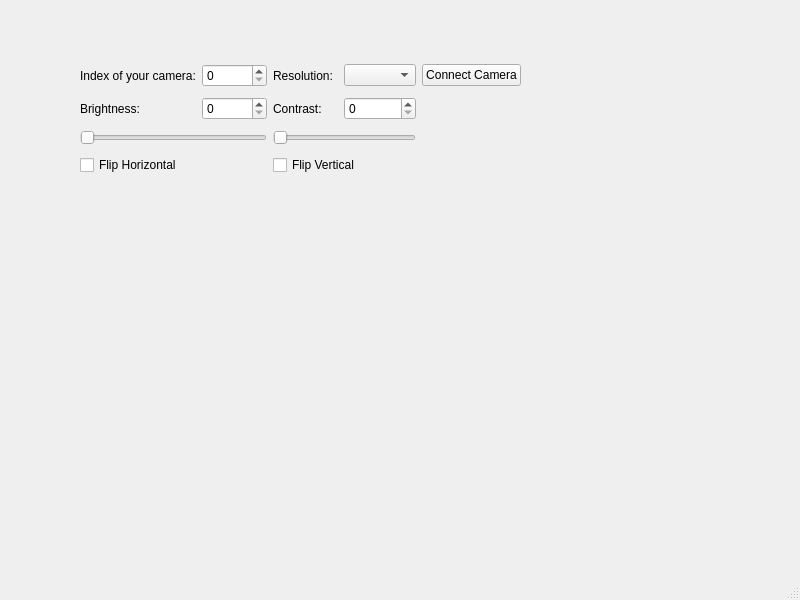
First picture: the form in mainwindow.ui, repository banujan59/VirtualWebcam, before the edit.
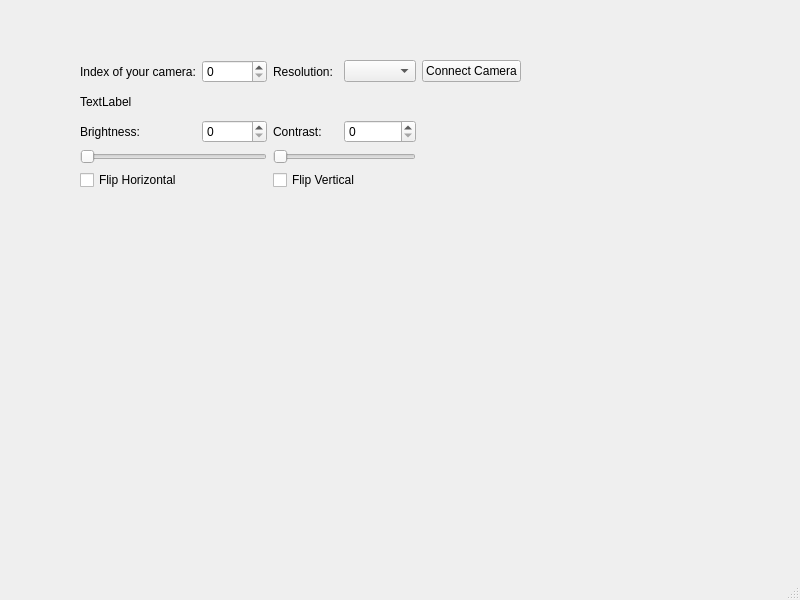
Second picture: the form after the edit.

Patch:
```diff
--- a/mainwindow.ui
+++ b/mainwindow.ui
@@ -20,7 +20,7 @@
       <x>80</x>
       <y>60</y>
       <width>441</width>
-      <height>121</height>
+      <height>130</height>
      </rect>
     </property>
     <layout class="QGridLayout" name="gridLayout">
@@ -31,36 +31,23 @@
        </property>
       </widget>
      </item>
-     <item row="1" column="3">
-      <widget class="QSpinBox" name="contrastValue"/>
-     </item>
-     <item row="0" column="3">
-      <widget class="QComboBox" name="resolutionSelector"/>
-     </item>
      <item row="3" column="2" colspan="2">
-      <widget class="QCheckBox" name="vFlipBox">
-       <property name="text">
-        <string>Flip Vertical</string>
-       </property>
-      </widget>
-     </item>
-     <item row="1" column="0">
-      <widget class="QLabel" name="label">
-       <property name="text">
-        <string>Brightness: </string>
-       </property>
-      </widget>
-     </item>
-     <item row="2" column="2" colspan="2">
       <widget class="QSlider" name="contrastSlider">
        <property name="orientation">
         <enum>Qt::Horizontal</enum>
        </property>
       </widget>
      </item>
-     <item row="1" column="1">
+     <item row="2" column="1">
       <widget class="QSpinBox" name="brightnessValue"/>
      </item>
+     <item row="3" column="0" colspan="2">
+      <widget class="QSlider" name="brightnessSlider">
+       <property name="orientation">
+        <enum>Qt::Horizontal</enum>
+       </property>
+      </widget>
+     </item>
      <item row="0" column="0">
       <widget class="QLabel" name="label_3">
        <property name="text">
@@ -68,30 +55,43 @@
        </property>
       </widget>
      </item>
-     <item row="2" column="0" colspan="2">
-      <widget class="QSlider" name="brightnessSlider">
-       <property name="orientation">
-        <enum>Qt::Horizontal</enum>
+     <item row="2" column="0">
+      <widget class="QLabel" name="label">
+       <property name="text">
+        <string>Brightness: </string>
        </property>
       </widget>
      </item>
-     <item row="3" column="0" colspan="2">
+     <item row="2" column="3">
+      <widget class="QSpinBox" name="contrastValue"/>
+     </item>
+     <item row="4" column="0" colspan="2">
       <widget class="QCheckBox" name="hFlipBox">
        <property name="text">
         <string>Flip Horizontal</string>
        </property>
       </widget>
      </item>
-     <item row="0" column="1">
-      <widget class="QSpinBox" name="cameraIndexBox"/>
-     </item>
-     <item row="1" column="2">
+     <item row="2" column="2">
       <widget class="QLabel" name="label_2">
        <property name="text">
         <string>Contrast:</string>
        </property>
       </widget>
      </item>
+     <item row="0" column="1">
+      <widget class="QSpinBox" name="cameraIndexBox"/>
+     </item>
+     <item row="0" column="3">
+      <widget class="QComboBox" name="resolutionSelector"/>
+     </item>
+     <item row="4" column="2" colspan="2">
+      <widget class="QCheckBox" name="vFlipBox">
+       <property name="text">
+        <string>Flip Vertical</string>
+       </property>
+      </widget>
+     </item>
      <item row="0" column="4">
       <widget class="QPushButton" name="connectButton">
        <property name="text">
@@ -99,6 +99,13 @@
        </property>
       </widget>
      </item>
+     <item row="1" column="0" colspan="5">
+      <widget class="QLabel" name="virtualCameraLabel">
+       <property name="text">
+        <string>TextLabel</string>
+       </property>
+      </widget>
+     </item>
     </layout>
    </widget>
   </widget>
```
